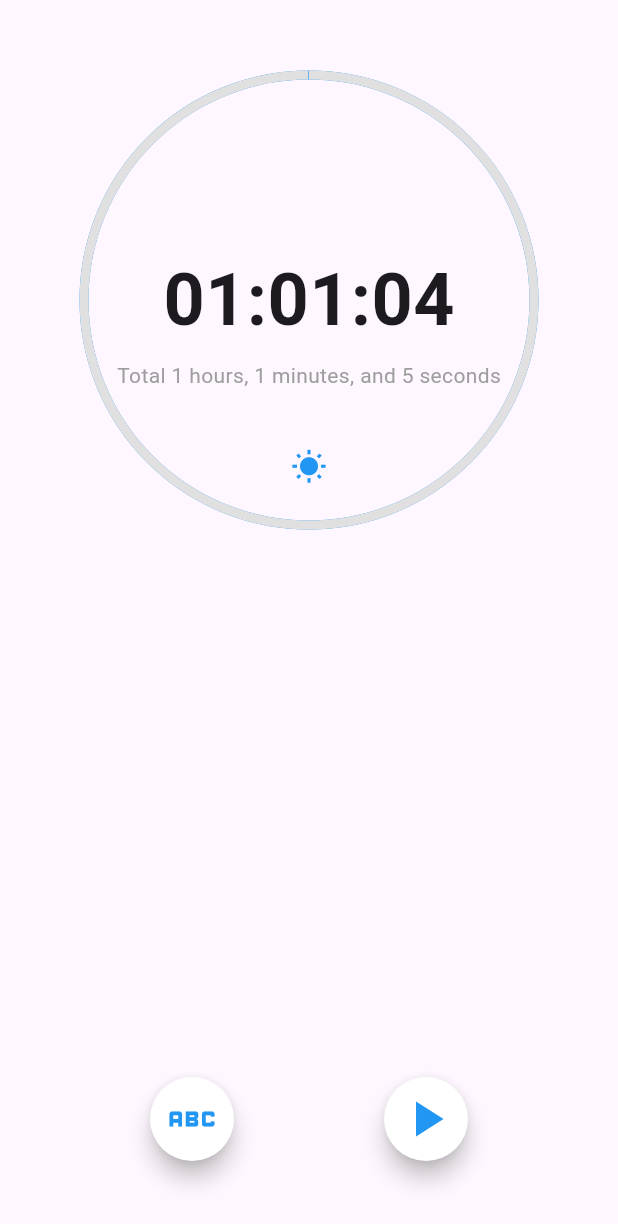
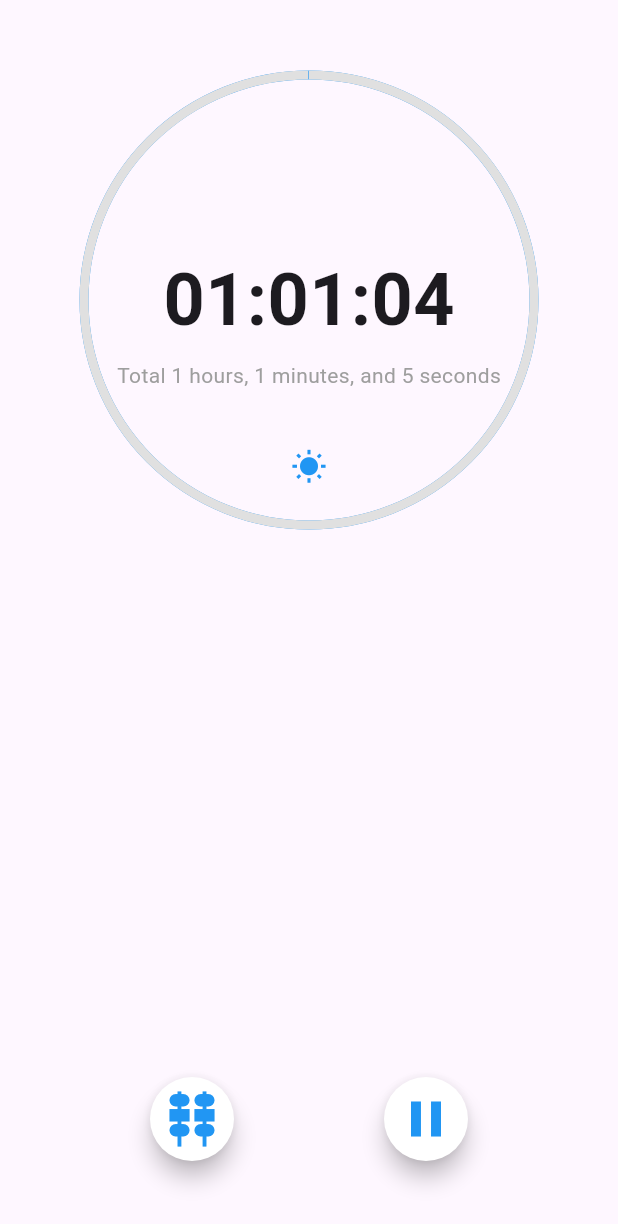
Before and after one commit to 20sw084/Clock, a Flutter app: the CountdownTimer widget shown alone on an empty page, opened directly, on a phone screen of 412 x 824 dp. Shown: the top 1224 px of the screen. Run offline on Flutter 3.47's test engine with Material 3 defaults, Android fonts, the phone set to English and light mode, and no system bars.

Commit message:
first commit

```diff
--- a/lib/widgets/countdown_timer.dart
+++ b/lib/widgets/countdown_timer.dart
@@ -17,9 +17,24 @@ class _CountdownTimerState extends State<CountdownTimer> {
   late Timer _timer;
   Duration _elapsedTime = Duration.zero; // Initialize elapsed time
   bool isScreenOn = true;
+  bool _isRunning = true;
+  Icon _timerState = Icon(
+    Icons.pause,
+    color: Colors.blue,
+    size: 40,
+  );
+  Icon _pauseState = Icon(
+    Icons.pause,
+    color: Colors.blue,
+    size: 40,
+  );
+  Icon _playingState = Icon(
+    Icons.play_arrow,
+    color: Colors.blue,
+    size: 40,
+  );
 
   void startTimer() {
-    // Start the timer with the total duration
     _timer = Timer.periodic(Duration(seconds: 1), (timer) {
       final secondsPassed = _elapsedTime.inSeconds + 1;
       setState(() {
@@ -29,6 +44,24 @@ class _CountdownTimerState extends State<CountdownTimer> {
           _timer.cancel();
         }
       });
+    });
+  }
+
+  void pauseTimer() {
+    if (_timer.isActive) {
+      _timer.cancel();
+    }
+    setState(() {
+      _isRunning = false;
+      _timerState = _playingState;
+    });
+  }
+
+  void resumeTimer() {
+    startTimer();
+    setState(() {
+      _isRunning = true;
+      _timerState = _pauseState;
     });
   }
 
@@ -61,7 +94,9 @@ class _CountdownTimerState extends State<CountdownTimer> {
         mainAxisAlignment: MainAxisAlignment.spaceBetween,
         children: [
           Padding(
-            padding: const EdgeInsets.only(top: 50.0,),
+            padding: const EdgeInsets.only(
+              top: 50.0,
+            ),
             child: Stack(
               alignment: Alignment.center,
               children: [
@@ -72,7 +107,8 @@ class _CountdownTimerState extends State<CountdownTimer> {
                     value: percentageRemaining,
                     strokeWidth: 6,
                     backgroundColor: Colors.blue,
-                    valueColor: AlwaysStoppedAnimation<Color>(Colors.grey[300]!),
+                    valueColor:
+                        AlwaysStoppedAnimation<Color>(Colors.grey[300]!),
                   ),
                 ),
                 Text(
@@ -95,10 +131,15 @@ class _CountdownTimerState extends State<CountdownTimer> {
                 ),
                 Positioned(
                   bottom: 15,
-                  child: IconButton(icon: Icon(Icons.wb_sunny_sharp), onPressed: () { setState(() {
-                    isScreenOn = !(isScreenOn);
-                  }); },
-                  color: isScreenOn?Colors.blue:Colors.grey,),
+                  child: IconButton(
+                    icon: Icon(Icons.wb_sunny_sharp),
+                    onPressed: () {
+                      setState(() {
+                        isScreenOn = !(isScreenOn);
+                      });
+                    },
+                    color: isScreenOn ? Colors.blue : Colors.grey,
+                  ),
                 ),
               ],
             ),
@@ -108,8 +149,32 @@ class _CountdownTimerState extends State<CountdownTimer> {
             child: Row(
               mainAxisAlignment: MainAxisAlignment.spaceAround,
               children: [
-                FloatingActionButton(onPressed: null, child: Icon(Icons.abc, color: Colors.blue, size: 40,),shape: CircleBorder(),backgroundColor: Colors.white,),
-                FloatingActionButton(onPressed: null, child: Icon(Icons.play_arrow, color: Colors.blue, size: 40,),shape: CircleBorder(),backgroundColor: Colors.white,),
+                FloatingActionButton(
+                  onPressed: null,
+                  child: Icon(
+                    Icons.kebab_dining_sharp,
+                    color: Colors.blue,
+                    size: 40,
+                  ),
+                  shape: CircleBorder(),
+                  backgroundColor: Colors.white,
+                ),
+                FloatingActionButton(
+                  onPressed: () {
+                    // pause the _timer
+                    setState(() {
+                      if(_isRunning){
+                        pauseTimer();
+                      }
+                      else{
+                        resumeTimer();
+                      }
+                    });
+                  },
+                  child: _timerState,
+                  shape: CircleBorder(),
+                  backgroundColor: Colors.white,
+                ),
               ],
             ),
           ),
```
